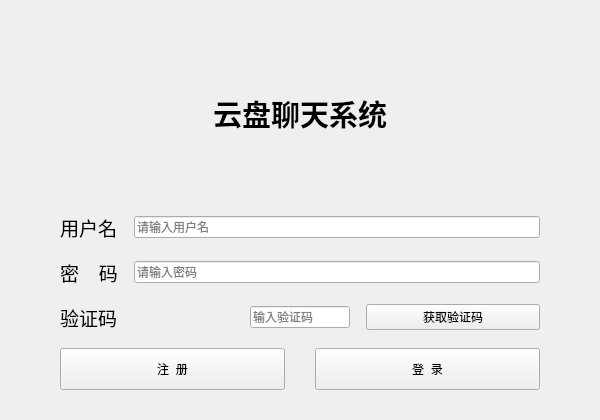
The window that Client/client.ui (23Lm-star/QT-) describes before a commit, drawn with Qt 5.
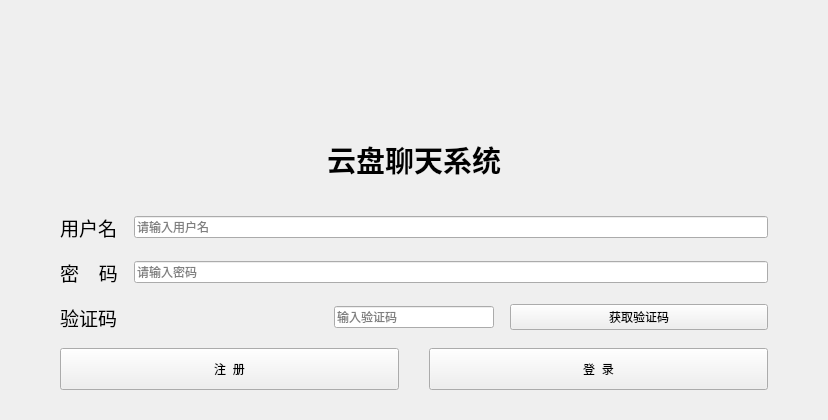
The same window after the commit. Icons and pictures are not drawn.

Commit message:
feat(client): 二次登录传输恢复 + 购物车批量上传 + 群聊交互修复 + 深色样式收口
- TransferManager 按用户快照 transfers_<user>.json：入队/暂停/恢复/取消/完成落盘，登录恢复（wasRestored 首续走 97 预检查）；下载任务补 resume/cancel
- File/GroupFile 购物车上传（添加待传→统一入队）；群文件下载多选 + 传输列表入口
- Group：待处理邀请弹窗（选中条目→接受/拒绝）、危险操作确认、错误码可读中文、修复 84/85 事件 version 被误判为错误码
- QSS：QTableWidget/QHeaderView/QMessageBox/QFileDialog/QComboBox 深色样式；全部 QWidget 子类补 WA_StyledBackground
- client.ui：loadingLabel 覆盖层改为布局项

Diff of the .ui file:
```diff
--- a/Client/client.ui
+++ b/Client/client.ui
@@ -6,7 +6,7 @@
    <rect>
     <x>0</x>
     <y>0</y>
-    <width>600</width>
+    <width>828</width>
     <height>420</height>
    </rect>
   </property>
@@ -36,12 +36,23 @@
    <property name="bottomMargin">
     <number>30</number>
    </property>
+   <item>
+    <widget class="QLabel" name="loadingLabel">
+     <property name="text">
+      <string/>
+     </property>
+     <property name="alignment">
+      <set>Qt::AlignCenter</set>
+     </property>
+    </widget>
+   </item>
    <item>
     <widget class="QLabel" name="titleLabel">
      <property name="font">
       <font>
        <family>Arial</family>
        <pointsize>22</pointsize>
+       <weight>75</weight>
        <bold>true</bold>
       </font>
      </property>
@@ -115,9 +126,15 @@
        </item>
        <item>
         <widget class="QLineEdit" name="randcode_LE">
+         <property name="minimumSize">
+          <size>
+           <width>160</width>
+           <height>0</height>
+          </size>
+         </property>
          <property name="maximumSize">
           <size>
-           <width>100</width>
+           <width>160</width>
            <height>16777215</height>
           </size>
          </property>
@@ -177,23 +194,6 @@
     </layout>
    </item>
   </layout>
-  <!-- 加载动画覆盖层 -->
-  <widget class="QLabel" name="loadingLabel">
-   <property name="geometry">
-    <rect>
-     <x>0</x>
-     <y>0</y>
-     <width>600</width>
-     <height>420</height>
-    </rect>
-   </property>
-   <property name="text">
-    <string/>
-   </property>
-   <property name="alignment">
-    <set>Qt::AlignCenter</set>
-   </property>
-  </widget>
  </widget>
  <resources>
   <include location="config.qrc"/>
```
Left out of the diff: 60 changed lines with no effect on the pictures. The commit also changes 20 other files.
